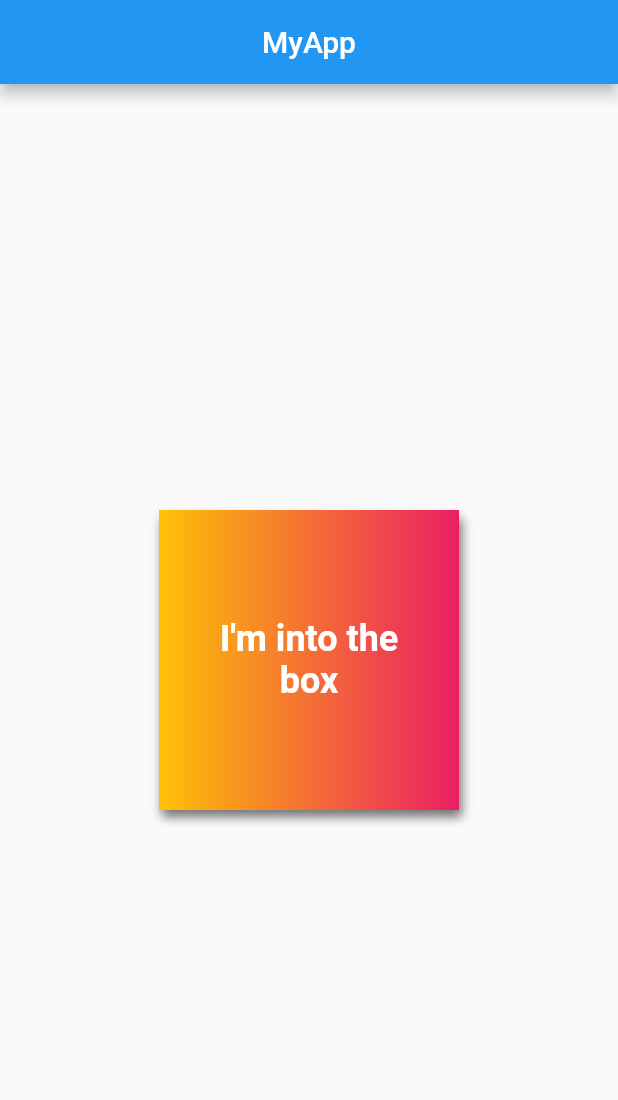
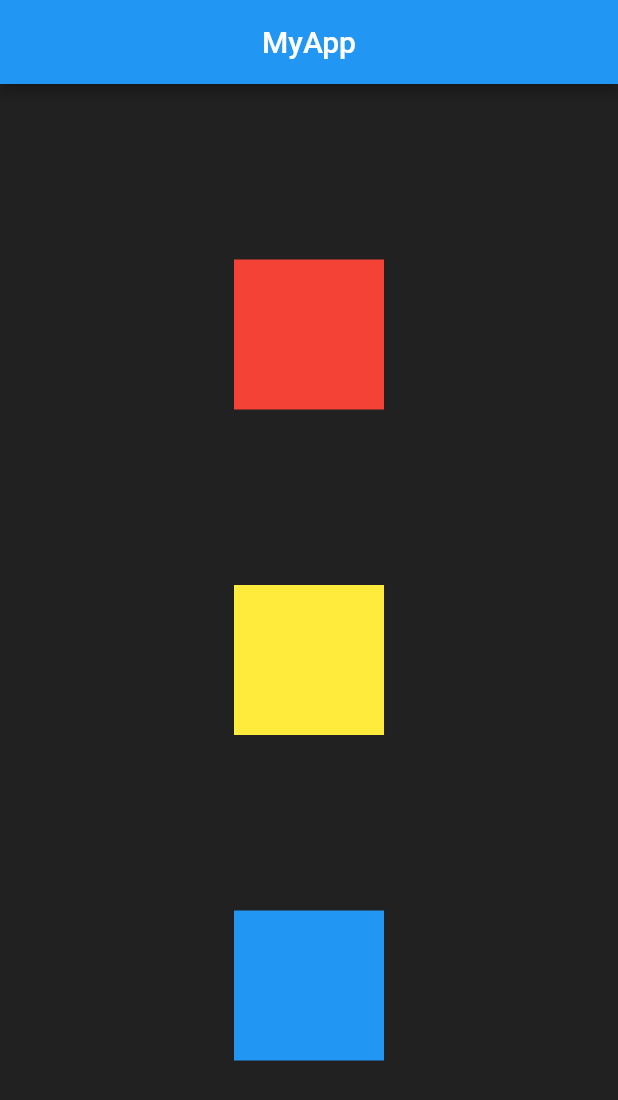
Before and after one commit to chintan369/FlutterProject, a Flutter app: the screen it shows after launch, on a phone screen of 412 x 824 dp. Shown: the top 1100 px of the screen. Run offline on Flutter 3.47's test engine with Material 2 defaults, Android fonts, the phone set to English and light mode, and no system bars.

Commit message:
Learns Row and Columns with alignments

```diff
--- a/lib/main.dart
+++ b/lib/main.dart
@@ -1,5 +1,3 @@
-import 'dart:html';
-
 import 'package:flutter/material.dart';
 
 void main() {
@@ -13,29 +11,33 @@ class HomeWidget extends StatelessWidget {
   @override
   Widget build(BuildContext context) {
     return Scaffold(
-      appBar: AppBar(
-        title: Center(child: Text("MyApp")),
-      ),
-      body: Center(
-        child: Container(
-          padding: const EdgeInsets.all(32),
-          alignment: Alignment.center,
-          decoration: BoxDecoration(boxShadow: [
-            BoxShadow(
-                color: Colors.grey[600],
-                blurRadius: 5,
-                offset: Offset(2.0, 5.0))
-          ], gradient: LinearGradient(colors: [Colors.amber, Colors.pink])),
-          width: 200,
-          height: 200,
-          child: Text(
-            "I\'m into the box",
-            style: TextStyle(
-                color: Colors.white, fontWeight: FontWeight.bold, fontSize: 24),
-            textAlign: TextAlign.center,
-          ),
+        appBar: AppBar(
+          title: Center(child: Text("MyApp")),
         ),
-      ),
-    );
+        body: Container(
+            color: Colors.black87,
+            width: MediaQuery.of(context).size.width,
+            height: MediaQuery.of(context).size.height,
+            child: Column(
+              mainAxisAlignment: MainAxisAlignment.spaceEvenly,
+              crossAxisAlignment: CrossAxisAlignment.center,
+              children: <Widget>[
+                Container(
+                  width: 100,
+                  height: 100,
+                  color: Colors.red,
+                ),
+                Container(
+                  width: 100,
+                  height: 100,
+                  color: Colors.yellow,
+                ),
+                Container(
+                  width: 100,
+                  height: 100,
+                  color: Colors.blue,
+                )
+              ],
+            )));
   }
 }
```
Also changed, not shown: 1 other file.
